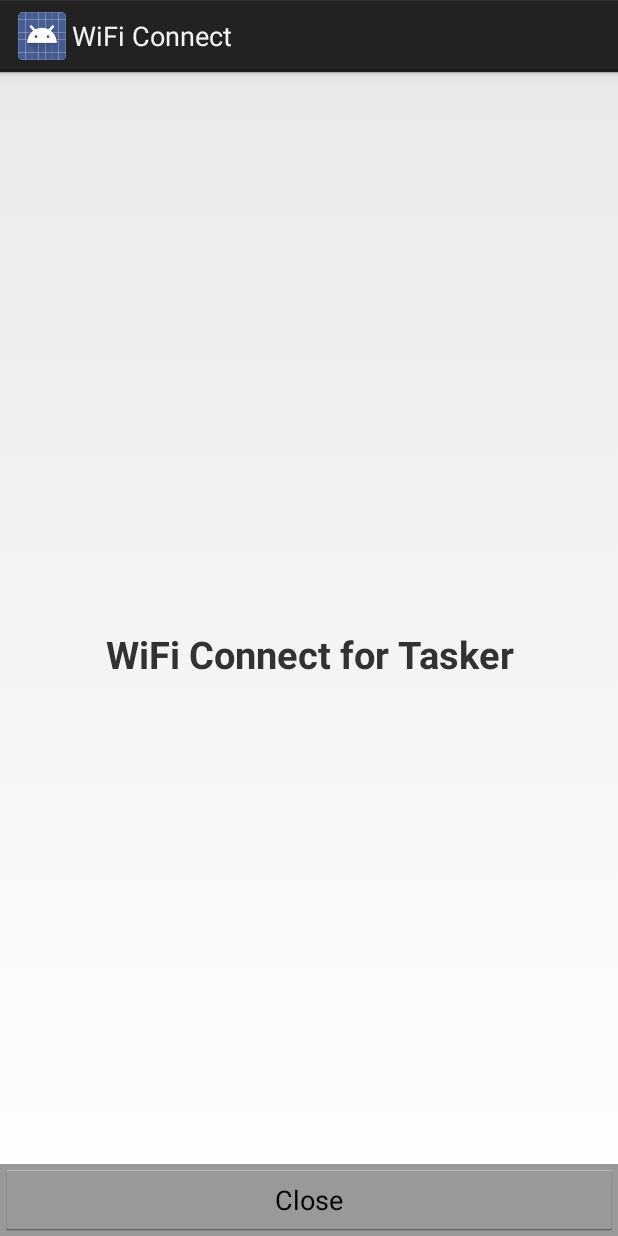
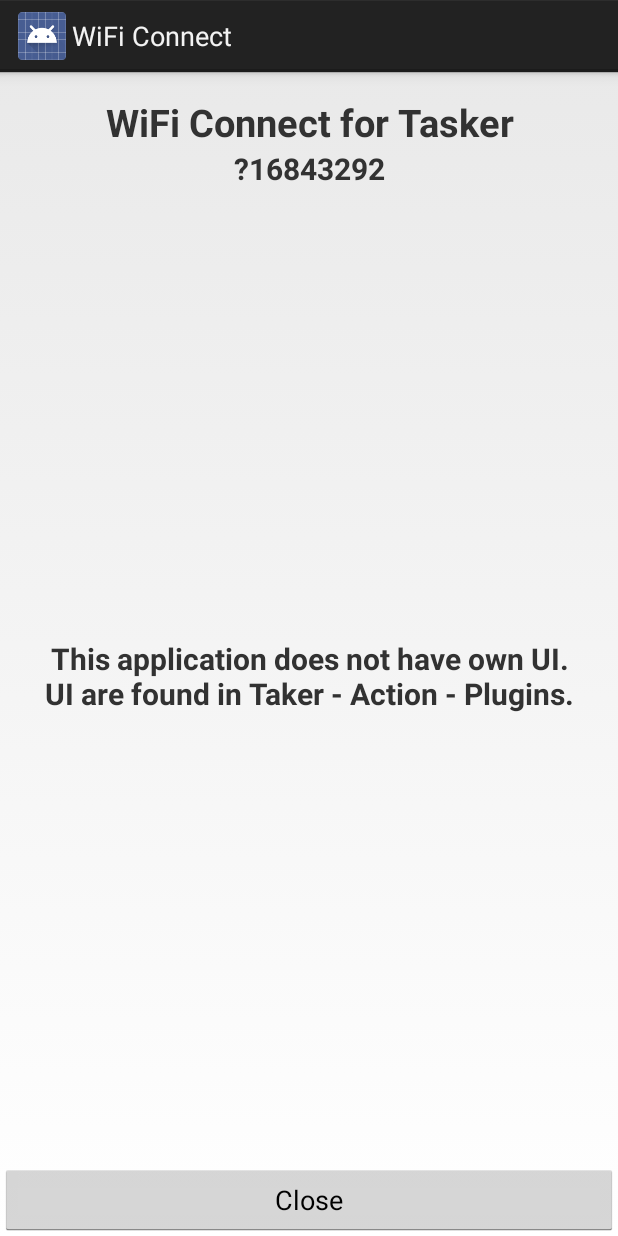
Before and after one commit to hashiz/wificonnect, an Android app: the layout activity_main_screen.xml on its own in the app's theme, with its tools: preview values and no code run, on a phone screen of 412 x 824 dp. Run offline under Robolectric (Android 15) with nearby library versions, the phone set to English and light mode, and no system bars.

Commit message:
* fix layout

```diff
--- a/wificonnect/src/main/res/layout/activity_main_screen.xml
+++ b/wificonnect/src/main/res/layout/activity_main_screen.xml
@@ -4,49 +4,46 @@
     android:layout_height="match_parent"
     tools:context=".activity.MainScreenActivity" >
 
-    <!--
-         The primary full-screen view. This can be replaced with whatever view
-         is needed to present your content, e.g. VideoView, SurfaceView,
-         TextureView, etc.
-    -->
-
-    <TextView
-        android:id="@+id/fullscreen_content"
+    <LinearLayout
         android:layout_width="match_parent"
         android:layout_height="match_parent"
-        android:gravity="center"
-        android:text="@string/app_title"
-        android:textSize="25sp"
-        android:textStyle="bold" />
+        android:orientation="vertical"
+        >
 
-    <!--
-         This FrameLayout insets its children based on system windows using
-         android:fitsSystemWindows.
-    -->
-
-    <FrameLayout
-        android:layout_width="match_parent"
-        android:layout_height="match_parent"
-        android:fitsSystemWindows="true" >
-
-        <LinearLayout
-            android:id="@+id/fullscreen_content_controls"
-            style="?buttonBarStyle"
+        <TextView
+            android:layout_marginTop="@dimen/activity_vertical_margin"
             android:layout_width="match_parent"
             android:layout_height="wrap_content"
-            android:layout_gravity="bottom|center_horizontal"
-            android:background="@color/black_overlay"
-            android:orientation="horizontal"
-            tools:ignore="UselessParent" >
+            android:text="@string/app_title"
+            android:textSize="25sp"
+            android:textStyle="bold"
+            android:gravity="center"
+            />
 
-            <Button
-                android:id="@+id/close_button"
-                style="?buttonBarButtonStyle"
-                android:layout_width="0dp"
-                android:layout_height="wrap_content"
-                android:layout_weight="1"
-                android:text="@string/button_close" />
-        </LinearLayout>
-    </FrameLayout>
+        <TextView
+            android:layout_marginBottom="@dimen/activity_vertical_margin"
+            android:layout_width="match_parent"
+            android:layout_height="wrap_content"
+            android:text="?android:attr/versionName"
+            android:textSize="20sp"
+            android:textStyle="bold"
+            android:gravity="center"
+            />
 
+        <TextView
+            android:layout_width="match_parent"
+            android:layout_height="match_parent"
+            android:layout_weight="1"
+            android:layout_marginBottom="@dimen/activity_vertical_margin"
+            android:gravity="center"
+            android:text="This application does not have own UI.\nUI are found in Taker - Action - Plugins."
+            android:textSize="20sp"
+            android:textStyle="bold" />
+
+        <Button
+            android:id="@+id/close_button"
+            android:layout_width="match_parent"
+            android:layout_height="wrap_content"
+            android:text="@string/button_close" />
+    </LinearLayout>
 </FrameLayout>
```
Also changed, not shown: 1 other file.
